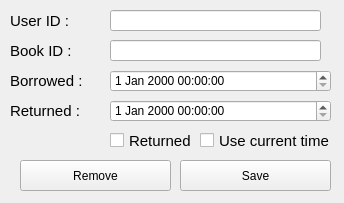
Qt form LMS/ui/designer-files/borrow-record-edit.ui (noonomyen/mini-project_library-management-system) before a commit.
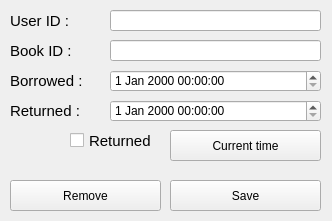
The same form after that commit. Icons and pictures are not drawn.

Commit message: change `use current time` check box to push button, borrow_record_edit and ui

Patch:
```diff
--- a/LMS/ui/designer-files/borrow-record-edit.ui
+++ b/LMS/ui/designer-files/borrow-record-edit.ui
@@ -6,8 +6,8 @@
    <rect>
     <x>0</x>
     <y>0</y>
-    <width>344</width>
-    <height>203</height>
+    <width>332</width>
+    <height>221</height>
    </rect>
   </property>
   <property name="sizePolicy">
@@ -124,7 +124,7 @@
     <rect>
      <x>110</x>
      <y>70</y>
-     <width>221</width>
+     <width>211</width>
      <height>22</height>
     </rect>
    </property>
@@ -134,32 +134,16 @@
     <rect>
      <x>110</x>
      <y>100</y>
-     <width>221</width>
+     <width>211</width>
      <height>22</height>
     </rect>
    </property>
   </widget>
-  <widget class="QCheckBox" name="checkBoxUseCurrentTime">
-   <property name="geometry">
-    <rect>
-     <x>200</x>
-     <y>130</y>
-     <width>141</width>
-     <height>21</height>
-    </rect>
-   </property>
-   <property name="styleSheet">
-    <string notr="true">font-size: 15px;</string>
-   </property>
-   <property name="text">
-    <string>Use current time</string>
-   </property>
-  </widget>
   <widget class="QPushButton" name="pushButtonSave">
    <property name="geometry">
     <rect>
-     <x>180</x>
-     <y>160</y>
+     <x>170</x>
+     <y>180</y>
      <width>151</width>
      <height>31</height>
     </rect>
@@ -171,7 +155,7 @@
   <widget class="QCheckBox" name="checkBoxReturned">
    <property name="geometry">
     <rect>
-     <x>110</x>
+     <x>70</x>
      <y>130</y>
      <width>91</width>
      <height>21</height>
@@ -187,8 +171,8 @@
   <widget class="QPushButton" name="pushButtonRemove">
    <property name="geometry">
     <rect>
-     <x>20</x>
-     <y>160</y>
+     <x>10</x>
+     <y>180</y>
      <width>151</width>
      <height>31</height>
     </rect>
@@ -197,6 +181,19 @@
     <string>Remove</string>
    </property>
   </widget>
+  <widget class="QPushButton" name="pushButtonCurrentTime">
+   <property name="geometry">
+    <rect>
+     <x>170</x>
+     <y>130</y>
+     <width>151</width>
+     <height>31</height>
+    </rect>
+   </property>
+   <property name="text">
+    <string>Current time</string>
+   </property>
+  </widget>
  </widget>
  <tabstops>
   <tabstop>lineEditUserID</tabstop>
```
Left out of the diff: 1 changed line with no effect on the pictures. The commit also changes 1 other file.
